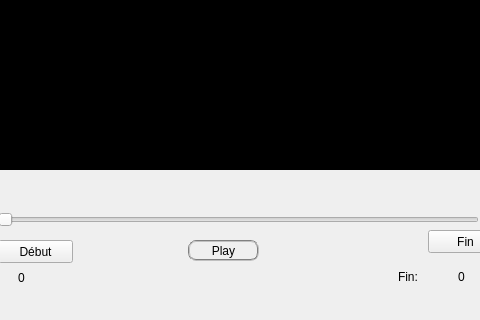
Qt form decter/mainwindow.ui (bigflower123/PFE) before a commit; both pictures show x 202 to 682 and y 386 to 706 of the 1204 by 706 pixel window.
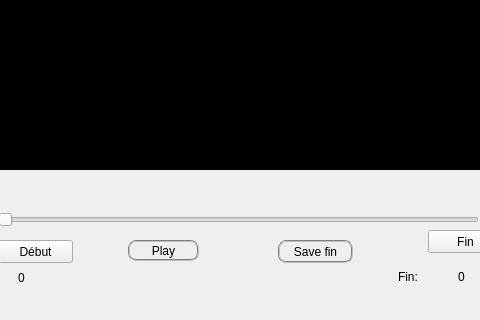
The same form after that commit. Custom widgets are drawn as their Qt base class.

The edit to the form file:
```diff
--- a/decter/mainwindow.ui
+++ b/decter/mainwindow.ui
@@ -39,7 +39,7 @@
    <widget class="QPushButton" name="playBtn">
     <property name="geometry">
      <rect>
-      <x>390</x>
+      <x>330</x>
       <y>590</y>
       <width>71</width>
       <height>21</height>
@@ -412,6 +412,22 @@
      <string>0</string>
     </property>
    </widget>
+   <widget class="QPushButton" name="savefinButton">
+    <property name="geometry">
+     <rect>
+      <x>480</x>
+      <y>590</y>
+      <width>75</width>
+      <height>23</height>
+     </rect>
+    </property>
+    <property name="styleSheet">
+     <string notr="true">width:15px;height:15px;border-radius:7.5px;border:2px groove gray;</string>
+    </property>
+    <property name="text">
+     <string>Save fin</string>
+    </property>
+   </widget>
   </widget>
   <widget class="QMenuBar" name="menuBar">
    <property name="geometry">
```
Left out of the diff: 1 changed line with no effect on the pictures.
